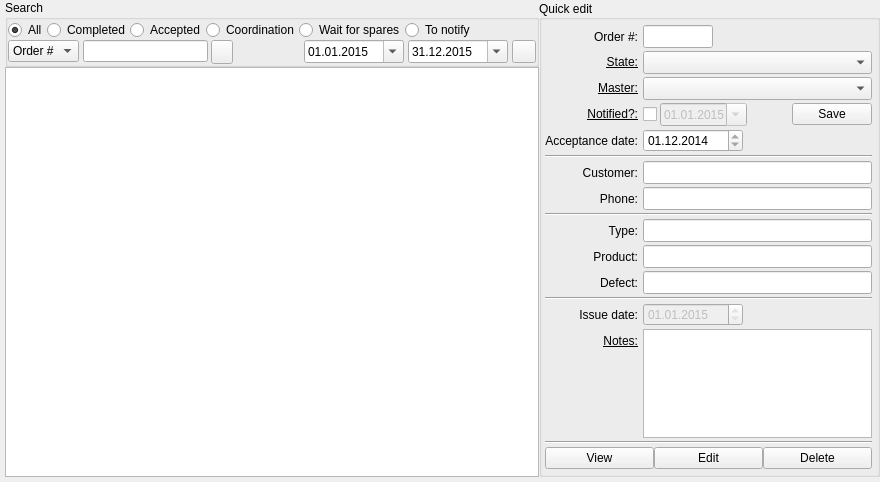
First picture: the form in RepairCenter/orderswidgetmain.ui, repository Feo-d-oR/YARC, before the edit.
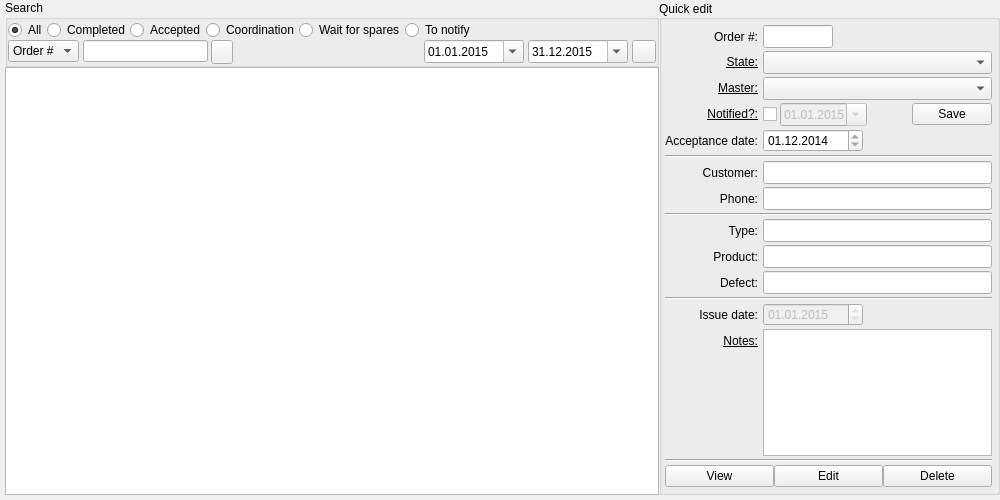
Second picture: the form after the edit. Icons and pictures are not drawn.

Diff of the .ui file:
```diff
--- a/RepairCenter/orderswidgetmain.ui
+++ b/RepairCenter/orderswidgetmain.ui
@@ -6,8 +6,8 @@
    <rect>
     <x>0</x>
     <y>0</y>
-    <width>880</width>
-    <height>482</height>
+    <width>1000</width>
+    <height>500</height>
    </rect>
   </property>
   <property name="windowTitle">
```
